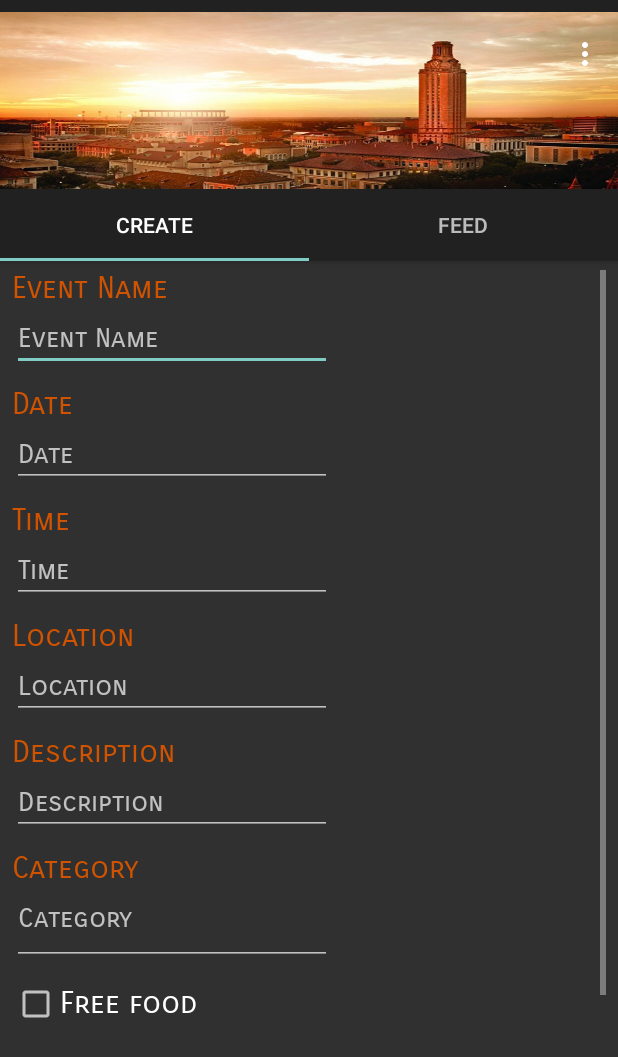
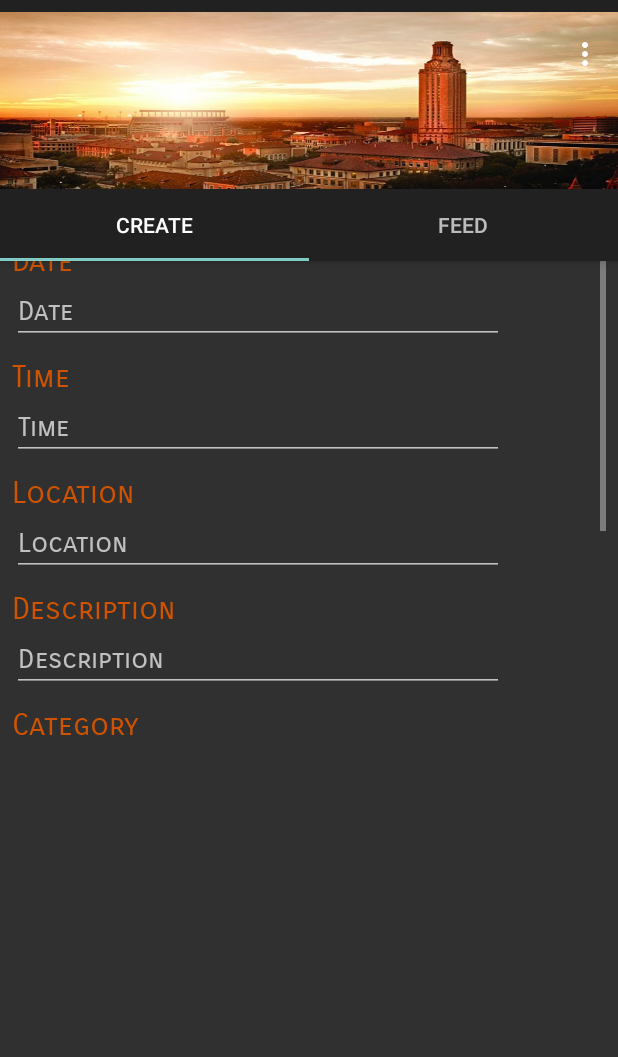
Before and after one commit to jdbravol/EE461LProject, an Android app: the Org_Tab1_CreateEvent screen opened directly, with no data from a screen before it, on a phone screen of 412 x 824 dp. Shown: the top 1057 px of the screen. Run offline under Robolectric (Android 15) with nearby library versions, the phone set to English and light mode, and no system bars; our stand-ins replace Firebase (no records; nobody signed in at launch, a user with empty details on screens opened directly).

Commit message:
adjust create layout made sure create button appears

```diff
--- a/app/src/main/res/layout/activity_organization_options.xml
+++ b/app/src/main/res/layout/activity_organization_options.xml
@@ -36,6 +36,8 @@
         android:id="@+id/container"
         android:layout_width="match_parent"
         android:layout_height="match_parent"
-        app:layout_behavior="@string/appbar_scrolling_view_behavior" />
+        app:layout_behavior="@string/appbar_scrolling_view_behavior"
+        />
+
 
 </android.support.design.widget.CoordinatorLayout>
--- a/app/src/main/res/layout/tab1_create_event.xml
+++ b/app/src/main/res/layout/tab1_create_event.xml
@@ -1,23 +1,23 @@
 <?xml version="1.0" encoding="utf-8"?>
-    <android.support.constraint.ConstraintLayout
-        xmlns:android="http://schemas.android.com/apk/res/android"
+<android.support.constraint.ConstraintLayout xmlns:android="http://schemas.android.com/apk/res/android"
+    xmlns:app="http://schemas.android.com/apk/res-auto"
     xmlns:tools="http://schemas.android.com/tools"
-        xmlns:app="http://schemas.android.com/apk/res-auto"
     android:layout_width="match_parent"
-        android:layout_height="match_parent"
+    android:layout_height="wrap_content"
     tools:context="com.example.ee461lproject.Org_Tab1_CreateEvent">
 
     <ScrollView
         android:id="@+id/scrollView2"
-            android:layout_width="0dp"
-            android:layout_height="551dp"
+        android:layout_width="match_parent"
+        android:layout_height="411dp"
         android:layout_marginEnd="8dp"
-            android:layout_marginLeft="8dp"
-            android:layout_marginRight="8dp"
+        android:layout_marginLeft="0dp"
+        android:layout_marginRight="0dp"
         android:layout_marginStart="8dp"
-            android:layout_marginTop="6dp"
+        android:layout_marginTop="-90dp"
+        android:isScrollContainer="true"
         android:windowSoftInputMode="adjustResize"
-            app:layout_constraintHorizontal_bias="0.521"
+        app:layout_constraintHorizontal_bias="0.0"
         app:layout_constraintLeft_toLeftOf="parent"
         app:layout_constraintRight_toRightOf="parent"
         app:layout_constraintTop_toTopOf="parent">
@@ -38,8 +38,8 @@
 
             <EditText
                 android:id="@+id/org_EventName"
-                    android:layout_width="wrap_content"
-                    android:layout_height="wrap_content"
+                android:layout_width="328dp"
+                android:layout_height="match_parent"
                 android:ems="10"
                 android:fontFamily="sans-serif-smallcaps"
                 android:hint="Event Name"
@@ -57,8 +57,8 @@
 
             <EditText
                 android:id="@+id/org_EventDate"
-                    android:layout_width="wrap_content"
-                    android:layout_height="wrap_content"
+                android:layout_width="328dp"
+                android:layout_height="match_parent"
                 android:ems="10"
                 android:focusable="false"
                 android:fontFamily="sans-serif-smallcaps"
@@ -77,8 +77,8 @@
 
             <EditText
                 android:id="@+id/org_EventTime"
-                    android:layout_width="wrap_content"
-                    android:layout_height="wrap_content"
+                android:layout_width="328dp"
+                android:layout_height="match_parent"
                 android:ems="10"
                 android:focusable="false"
                 android:fontFamily="sans-serif-smallcaps"
@@ -97,8 +97,8 @@
 
             <EditText
                 android:id="@+id/org_EventLocation"
-                    android:layout_width="wrap_content"
-                    android:layout_height="wrap_content"
+                android:layout_width="328dp"
+                android:layout_height="match_parent"
                 android:ems="10"
                 android:fontFamily="sans-serif-smallcaps"
                 android:hint="Location"
@@ -116,8 +116,8 @@
 
             <EditText
                 android:id="@+id/org_EventDescription"
-                    android:layout_width="wrap_content"
-                    android:layout_height="wrap_content"
+                android:layout_width="328dp"
+                android:layout_height="match_parent"
                 android:ems="10"
                 android:fontFamily="sans-serif-smallcaps"
                 android:hint="Description"
@@ -137,8 +137,8 @@
 
             <EditText
                 android:id="@+id/org_EventCategory"
-                    android:layout_width="wrap_content"
-                    android:layout_height="wrap_content"
+                android:layout_width="328dp"
+                android:layout_height="match_parent"
                 android:ems="10"
                 android:fontFamily="sans-serif-smallcaps"
                 android:hint="Category"
```
Lines whose indentation alone changed are shown as unchanged.
